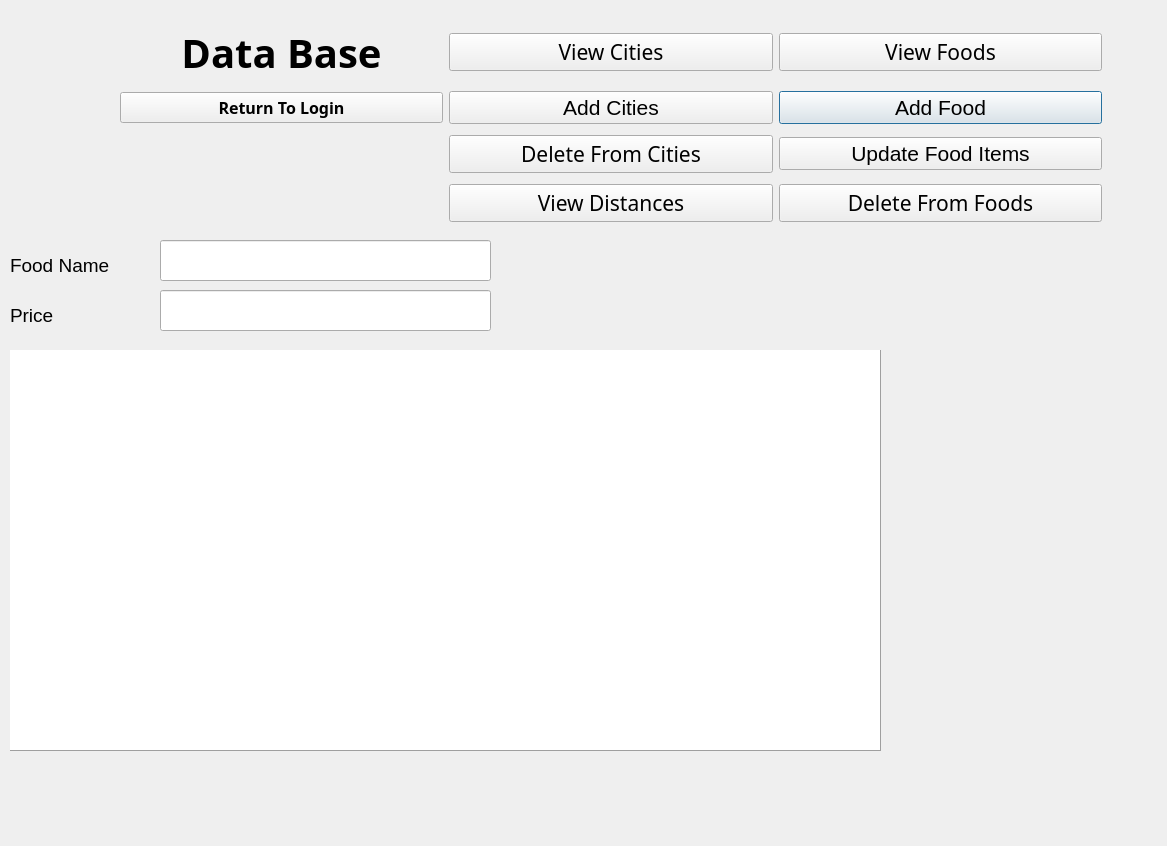
Above: administrator.ui from tsukidan/CS1D-Project-1 before the change. Below: the same form after it.
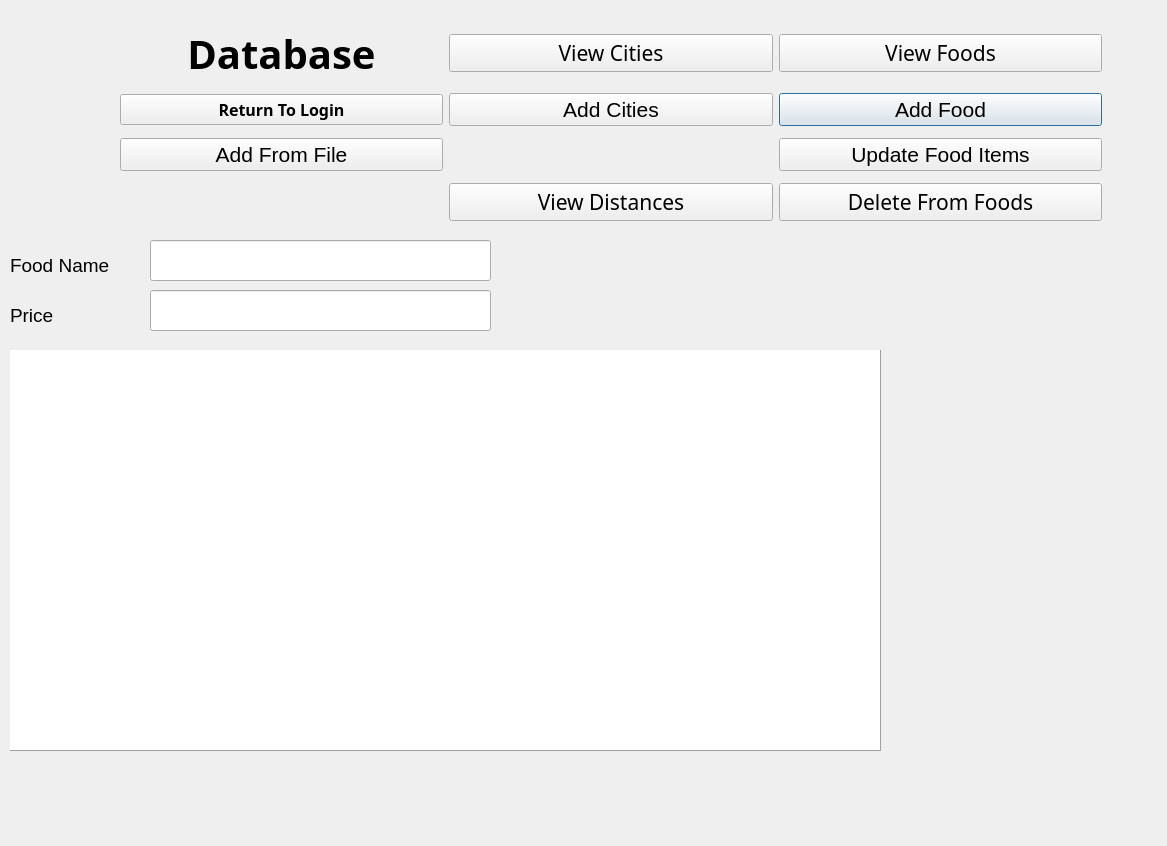
That is the form after the change.

```diff
--- a/administrator.ui
+++ b/administrator.ui
@@ -110,7 +110,7 @@
        </font>
       </property>
       <property name="text">
-       <string>Data Base</string>
+       <string>Database</string>
       </property>
       <property name="alignment">
        <set>Qt::AlignCenter</set>
@@ -153,24 +153,6 @@
       </property>
      </widget>
     </item>
-    <item row="2" column="1">
-     <widget class="QPushButton" name="delete_City">
-      <property name="enabled">
-       <bool>true</bool>
-      </property>
-      <property name="font">
-       <font>
-        <family>Google Sans</family>
-        <pointsize>16</pointsize>
-        <weight>50</weight>
-        <bold>false</bold>
-       </font>
-      </property>
-      <property name="text">
-       <string>Delete From Cities</string>
-      </property>
-     </widget>
-    </item>
     <item row="1" column="1">
      <widget class="QPushButton" name="pushButton">
       <property name="text">
@@ -178,6 +160,13 @@
       </property>
      </widget>
     </item>
+    <item row="2" column="0">
+     <widget class="QPushButton" name="AddFromFilePushButton">
+      <property name="text">
+       <string>Add From File</string>
+      </property>
+     </widget>
+    </item>
    </layout>
   </widget>
   <widget class="QTableView" name="databaseView">
@@ -217,9 +206,9 @@
   <widget class="QLineEdit" name="FoodNameLineEdit">
    <property name="geometry">
     <rect>
-     <x>160</x>
+     <x>150</x>
      <y>240</y>
-     <width>331</width>
+     <width>341</width>
      <height>41</height>
     </rect>
    </property>
@@ -250,9 +239,9 @@
   <widget class="QLineEdit" name="PriceLineEdit">
    <property name="geometry">
     <rect>
-     <x>160</x>
+     <x>150</x>
      <y>290</y>
-     <width>331</width>
+     <width>341</width>
      <height>41</height>
     </rect>
    </property>
```
